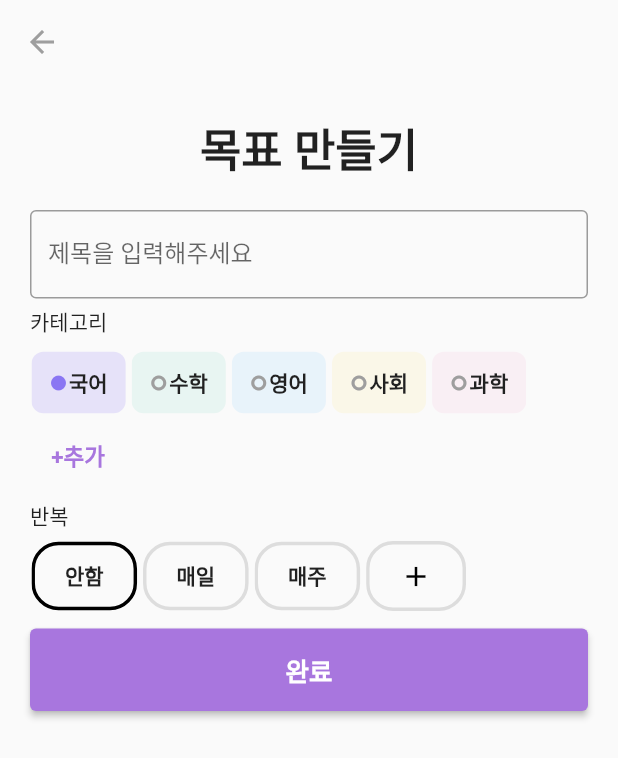
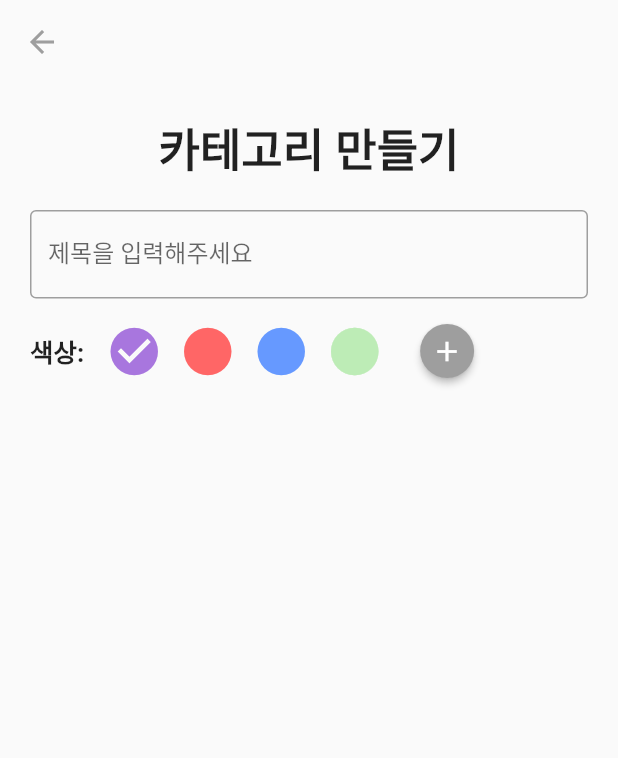
Before and after one commit to JasonKK/BOM-frontend, a Flutter app: the AddPlan screen opened directly, after a tap on "+추가", on a phone screen of 412 x 824 dp. Shown: the top 758 px of the screen. Run offline on Flutter 3.47's test engine with Material 2 defaults, Android fonts, the phone set to English and light mode, and no system bars; our stand-ins replace flutter_colorpicker, flutter_hooks, flutter_riverpod, flutter_slidable, flutter_speed_dial, google_fonts and 2 more; network calls fail.

Commit message:
Add Category Page To Create & Adjust ColorPicker

```diff
--- a/lib/view/add_view.dart
+++ b/lib/view/add_view.dart
@@ -1,9 +1,10 @@
 import 'package:bom_front/model/todo.dart';
+import 'package:bom_front/view/category_view.dart';
 import 'package:flutter/material.dart';
 import 'package:flutter_riverpod/flutter_riverpod.dart';
 import '../provider/todo_provider.dart';
-import 'components/category_widget.dart';
-import 'components/repetition_widget.dart';
+import 'components/category_selection_widget.dart';
+import 'components/repetition_selection_widget.dart';
 
 class AddPlan extends ConsumerStatefulWidget {
   final bool type; // for mode(false: add/true: edit) change
@@ -45,7 +46,11 @@ class _AddPlanState extends ConsumerState<AddPlan> {
             foregroundColor: Colors.grey,
           ),
           resizeToAvoidBottomInset: false,
-          body: SingleChildScrollView(
+          body: GestureDetector(
+            onTap: () {
+              FocusScope.of(context).unfocus();
+            },
+            child: SingleChildScrollView(
               reverse: true,
               child: Padding(
                 padding: const EdgeInsets.all(20),
@@ -65,6 +70,13 @@ class _AddPlanState extends ConsumerState<AddPlan> {
                       decoration: const InputDecoration(
                         border: OutlineInputBorder(),
                         labelText: '제목을 입력해주세요',
+                        enabledBorder: const OutlineInputBorder(
+                          borderSide: const BorderSide(color: Colors.grey, width: 1.0),
+                        ),
+                        focusedBorder: const OutlineInputBorder(
+                          borderSide: const BorderSide(color: Colors.grey, width: 1.0),
+                        ),
+                        floatingLabelBehavior: FloatingLabelBehavior.never,
                       ),
                     ),
                     Container(
@@ -73,7 +85,7 @@ class _AddPlanState extends ConsumerState<AddPlan> {
                         mainAxisAlignment: MainAxisAlignment.start,
                         children: [
                           Text('카테고리',
-                            style: TextStyle(fontWeight: FontWeight.w500)),
+                              style: TextStyle(fontWeight: FontWeight.w600)),
                         ],
                       ),
                     ),
@@ -82,7 +94,13 @@ class _AddPlanState extends ConsumerState<AddPlan> {
                       mainAxisAlignment: MainAxisAlignment.start,
                       children: [
                         TextButton(
-                          onPressed: () {},
+                            onPressed: () {
+                              Navigator.push(
+                                  context,
+                                  MaterialPageRoute(
+                                      builder: (context) =>
+                                          const CategoryPage()));
+                            },
                             child: Text('+추가',
                                 style: TextStyle(
                                     color: Color(0xffA876DE),
@@ -100,7 +118,7 @@ class _AddPlanState extends ConsumerState<AddPlan> {
                         mainAxisAlignment: MainAxisAlignment.start,
                         children: [
                           Text('반복',
-                            style: TextStyle(fontWeight: FontWeight.w500)),
+                              style: TextStyle(fontWeight: FontWeight.w600)),
                         ],
                       ),
                     ),
@@ -127,33 +145,18 @@ class _AddPlanState extends ConsumerState<AddPlan> {
                                     .then((val) => {
                                           if (val == true)
                                             {
-                                            showDialog(
-                                              context: context,
-                                              builder: (BuildContext ctx) =>
-                                                  AlertDialog(
-                                                title: const Text("응답"),
-                                                content: const Text("수정은 성공적!"),
-                                                actions: <Widget>[
-                                                  TextButton(
-                                                    onPressed: () {
+                                              Navigator.pop(context),
+                                              // 반환값이 없긴하는데 컴마로 구분해주는게 맞나?
                                               setState(() {
                                                 planName.clear();
-                                                      });
+                                              }),
                                               ref
                                                   .refresh(
-                                                              todoListProvider
-                                                                  .notifier)
-                                                          .getReadTodo(); // 필수
+                                                      todoListProvider.notifier)
+                                                  .getReadTodo(),
+                                              // 필수
                                               // 아래는 삭제 네트워크 만들고 테스트하기
                                               //ref.read(todoListProvider.notifier).add(userPlanName, userDailyId, userCategoryId); // watch때문에 필요x
-                                                      Navigator.of(ctx)
-                                                          .pop(); // ok
-                                                    },
-                                                    child: const Text("이응"),
-                                                  ),
-                                                ],
-                                              ),
-                                            )
                                             }
                                           else
                                             {
@@ -161,15 +164,18 @@ class _AddPlanState extends ConsumerState<AddPlan> {
                                                 context: context,
                                                 builder: (BuildContext ctx) =>
                                                     AlertDialog(
-                                                title: const Text("응답"),
-                                                content: const Text("잘못된 응답"),
+                                                  title: const Text("응답",
+                                                      style: TextStyle(
+                                                          color: Colors.red)),
+                                                  content: const Text(
+                                                      "수정작업이 실패하였습니다."),
                                                   actions: <Widget>[
                                                     TextButton(
                                                       onPressed: () {
                                                         Navigator.of(ctx)
                                                             .pop(); // ok
                                                       },
-                                                    child: const Text("이응"),
+                                                      child: const Text("뒤로가기"),
                                                     ),
                                                   ],
                                                 ),
@@ -184,7 +190,8 @@ class _AddPlanState extends ConsumerState<AddPlan> {
                               style: ElevatedButton.styleFrom(
                                   primary: Color(0xffA876DE),
                                   onPrimary: Colors.white,
-                                padding: EdgeInsets.symmetric(vertical: 15.0)),
+                                  padding:
+                                      EdgeInsets.symmetric(vertical: 15.0)),
                             ),
                           )
                         //-------------------------------------------------------------------------------추가하기---------------------------------------------------------------------
@@ -204,13 +211,18 @@ class _AddPlanState extends ConsumerState<AddPlan> {
                                         repetitionType: repetitionTypeId))
                                     .then((val) => {
                                           if (val == true)
+                                            {Navigator.pop(context)}
+                                          else
                                             {
                                               showDialog(
                                                 context: context,
                                                 builder: (BuildContext ctx) =>
                                                     AlertDialog(
-                                                title: const Text("응답"),
-                                                content: const Text("추가는 성공적!"),
+                                                  title: const Text("응답",
+                                                      style: TextStyle(
+                                                          color: Colors.red)),
+                                                  content: const Text(
+                                                      "추가작업이 실패하였습니다."),
                                                   actions: <Widget>[
                                                     TextButton(
                                                       onPressed: () {
@@ -227,7 +239,7 @@ class _AddPlanState extends ConsumerState<AddPlan> {
                                                         Navigator.of(ctx)
                                                             .pop(); // ok
                                                       },
-                                                    child: const Text("이응"),
+                                                      child: const Text("뒤로가기"),
                                                     ),
                                                   ],
                                                 ),
@@ -242,10 +254,12 @@ class _AddPlanState extends ConsumerState<AddPlan> {
                               style: ElevatedButton.styleFrom(
                                   primary: Color(0xffA876DE),
                                   onPrimary: Colors.white,
-                                padding: EdgeInsets.symmetric(vertical: 15.0)),
+                                  padding:
+                                      EdgeInsets.symmetric(vertical: 15.0)),
                             ),
                           ),
                   ],
+                ),
               ),
             ),
           ));
--- /dev/null
+++ b/lib/view/category_view.dart
@@ -0,0 +1,72 @@
+import 'package:bom_front/view/components/color_selection_widget.dart';
+import 'package:flutter/cupertino.dart';
+import 'package:flutter/material.dart';
+
+class CategoryPage extends StatefulWidget {
+  const CategoryPage({Key? key}) : super(key: key);
+
+  @override
+  State<CategoryPage> createState() => _CategoryPageState();
+}
+
+class _CategoryPageState extends State<CategoryPage> {
+  late TextEditingController categoryName = TextEditingController();
+
+  @override
+  Widget build(BuildContext context) {
+    return Scaffold(
+        appBar: AppBar(
+          title: const Text(''),
+          backgroundColor: Colors.transparent,
+          elevation: 0.0,
+          foregroundColor: Colors.grey,
+        ),
+        resizeToAvoidBottomInset: false,
+        body: SafeArea(
+          child: GestureDetector(
+            onTap: (){
+              FocusScope.of(context).unfocus();
+            },
+            child: Padding(
+              padding: const EdgeInsets.all(20),
+              child: Column(
+                children: [
+                  const Text('카테고리 만들기',
+                      style: TextStyle(
+                          fontSize: 30.0, fontWeight: FontWeight.bold)),
+                  const SizedBox(height: 20.0),
+                  TextField(
+                    // obscureText: true,
+                    controller: categoryName,
+                    decoration: const InputDecoration(
+                      border: OutlineInputBorder(),
+                      labelText: '제목을 입력해주세요',
+                      enabledBorder: OutlineInputBorder(
+                        borderSide: BorderSide(color: Colors.grey, width: 1.0),
+                      ),
+                      focusedBorder: OutlineInputBorder(
+                        borderSide: BorderSide(color: Colors.grey, width: 1.0),
+                      ),
+                      floatingLabelBehavior: FloatingLabelBehavior.never,
+                    ),
+                  ),
+                  const SizedBox(height: 10.0),
+                  Container(
+                    width: MediaQuery.of(context).size.width,
+                    child: Row(
+                      mainAxisAlignment: MainAxisAlignment.start,
+                      children: [
+                        Text('색상:',
+                            style: TextStyle(fontWeight: FontWeight.w600, fontSize: 17)),
+                        SizedBox(width: 10.0),
+                        BomColor(),
+                      ],
+                    ),
+                  ),
+                ],
+              ),
+            ),
+          ),
+        ));
+  }
+}
--- /dev/null
+++ b/lib/view/components/color_selection_widget.dart
@@ -0,0 +1,190 @@
+import 'package:flutter/material.dart';
+import 'package:flutter_colorpicker/flutter_colorpicker.dart';
+import 'package:flutter_riverpod/flutter_riverpod.dart';
+
+class BomColor extends ConsumerStatefulWidget {
+  const BomColor({
+    Key? key,
+  }) : super(key: key);
+
+  @override
+  ConsumerState createState() => _BomColorState();
+}
+
+class _BomColorState extends ConsumerState<BomColor> {
+  late List<bool> isSelected;
+  Color color = const Color(0xffA876DE);
+
+  @override
+  void initState() {
+    isSelected = [true, false, false, false];
+    super.initState();
+  }
+
+  @override
+  Widget build(BuildContext context) {
+    return Row(
+      mainAxisAlignment: MainAxisAlignment.spaceBetween,
+      children: [
+        Container(
+          height: 50.0,
+        width: 200, // Expanded로 잘 안된다.
+          child: ListView(scrollDirection: Axis.horizontal, children: [
+            ToggleButtons(
+              borderColor: Colors.transparent,
+              fillColor: Colors.transparent,
+              borderWidth: null,
+              selectedBorderColor: Colors.transparent,
+              selectedColor: Colors.transparent,
+              splashColor: Colors.transparent,
+              children: <Widget>[
+                !isSelected[0]
+                    ? Container(
+                        margin: EdgeInsets.only(right: 3.0),
+                        child: const Icon(
+                          Icons.circle,
+                          color: Color(0xffA876DE),
+                          size: 38.0,
+                        ),
+                      )
+                    : Container(
+                        margin: EdgeInsets.only(right: 3.0),
+                        child: const Icon(
+                          Icons.check_circle,
+                          color: Color(0xffA876DE),
+                          size: 38.0,
+                        ),
+                      ),
+                !isSelected[1]
+                    ? Container(
+                        margin: EdgeInsets.only(right: 3.0),
+                        child: const Icon(
+                          Icons.circle,
+                          color: Color(0xffff6666),
+                          size: 38.0,
+                        ),
+                      )
+                    : Container(
+                        margin: EdgeInsets.only(right: 3.0),
+                        child: const Icon(
+                          Icons.check_circle,
+                          color: Color(0xffff6666),
+                          size: 38.0,
+                        ),
+                      ),
+                !isSelected[2]
+                    ? Container(
+                        margin: EdgeInsets.only(right: 3.0),
+                        child: const Icon(
+                          Icons.circle,
+                          color: Color(0xff6699ff),
+                          size: 38.0,
+                        ),
+                      )
+                    : Container(
+                        margin: EdgeInsets.only(right: 3.0),
+                        child: const Icon(
+                          Icons.check_circle,
+                          color: Color(0xff6699ff),
+                          size: 38.0,
+                        ),
+                      ),
+                !isSelected[3]
+                    ? Container(
+                        margin: EdgeInsets.only(right: 3.0),
+                        child: const Icon(
+                          Icons.circle,
+                          color: Color(0xffBDECB6),
+                          size: 38.0,
+                        ),
+                      )
+                    : Container(
+                        margin: EdgeInsets.only(right: 3.0),
+                        child: const Icon(
+                          Icons.check_circle,
+                          color: Color(0xffBDECB6),
+                          size: 38.0,
+                        ),
+                      ),
+                // if(isSelected.length > 4){
+                //
+                // }
+              ],
+              onPressed: (int index) {
+                // ref.read(repetitionTypeToCreate.notifier).state = index;
+                setState(() {
+                  for (int i = 0; i < isSelected.length; i++) {
+                    isSelected[i] = i == index;
+                  }
+                });
+              },
+              isSelected: isSelected,
+            ),
+          ]),
+        ),
+        ElevatedButton(
+          onPressed: () {
+            pickColor(context);
+          },
+          child: const Icon(Icons.add, color: Colors.white, size: 22),
+          style: ElevatedButton.styleFrom(
+              fixedSize: const Size(20, 20),
+              shape: const CircleBorder(),
+              tapTargetSize: MaterialTapTargetSize.shrinkWrap,
+              primary: Colors.grey),
+        )
+      ],
+    );
+  }
+
+  void pickColor(BuildContext context) => showDialog(
+      context: context,
+      builder: (Context) => AlertDialog(
+          alignment: Alignment.center,
+          title: Text('원하는 색상을 선택해주세요'),
+          content: Column(
+            mainAxisSize: MainAxisSize.min,
+            children: [
+              buildColorPickerBlockVer(),
+              TextButton(
+                child: Text(
+                  '선택',
+                  style: TextStyle(fontSize: 20),
+                ),
+                onPressed: () => Navigator.of(context).pop(),
+              ),
+            ],
+          )));
+
+  Widget buildColorPicker() => ColorPicker(
+      pickerColor: color,
+      enableAlpha: false,
+      labelTypes: const [],
+      onColorChanged: (color) => setState(() => this.color = color));
+
+  Widget buildColorPickerBlockVer() => BlockPicker(
+      pickerColor: color,
+      availableColors: const [
+        Colors.teal,
+        Colors.deepOrange,
+        Colors.cyanAccent,
+        Colors.pinkAccent,
+        Colors.pink,
+        Colors.purple,
+        Colors.deepPurple,
+        Colors.indigo,
+        Colors.lightBlue,
+        Colors.cyan,
+        Colors.teal,
+        Colors.lightGreen,
+        Colors.lime,
+        Colors.yellow,
+        Colors.amber,
+        Colors.orange,
+        Colors.brown,
+        Colors.grey,
+        Colors.blueGrey,
+        Colors.black,
+      ],
+      onColorChanged: (color) => setState(() => this.color = color));
+}
--- a/pubspec.yaml
+++ b/pubspec.yaml
@@ -31,6 +31,7 @@ dependencies:
   flutter_riverpod: ^2.0.0-dev.0
   hooks_riverpod: ^2.0.0-dev.0
   table_calendar: ^3.0.5
+  flutter_colorpicker: ^1.0.3
   intl: ^0.17.0
   uuid: ^3.0.6
   google_fonts: ^2.3.1
```
Also changed, not shown: lib/view/components/category_selection_widget.dart (renamed from lib/view/components/category_widget.dart), lib/view/components/repetition_selection_widget.dart (renamed from lib/view/components/repetition_widget.dart), pubspec.lock. Lines whose indentation alone changed are shown as unchanged.
